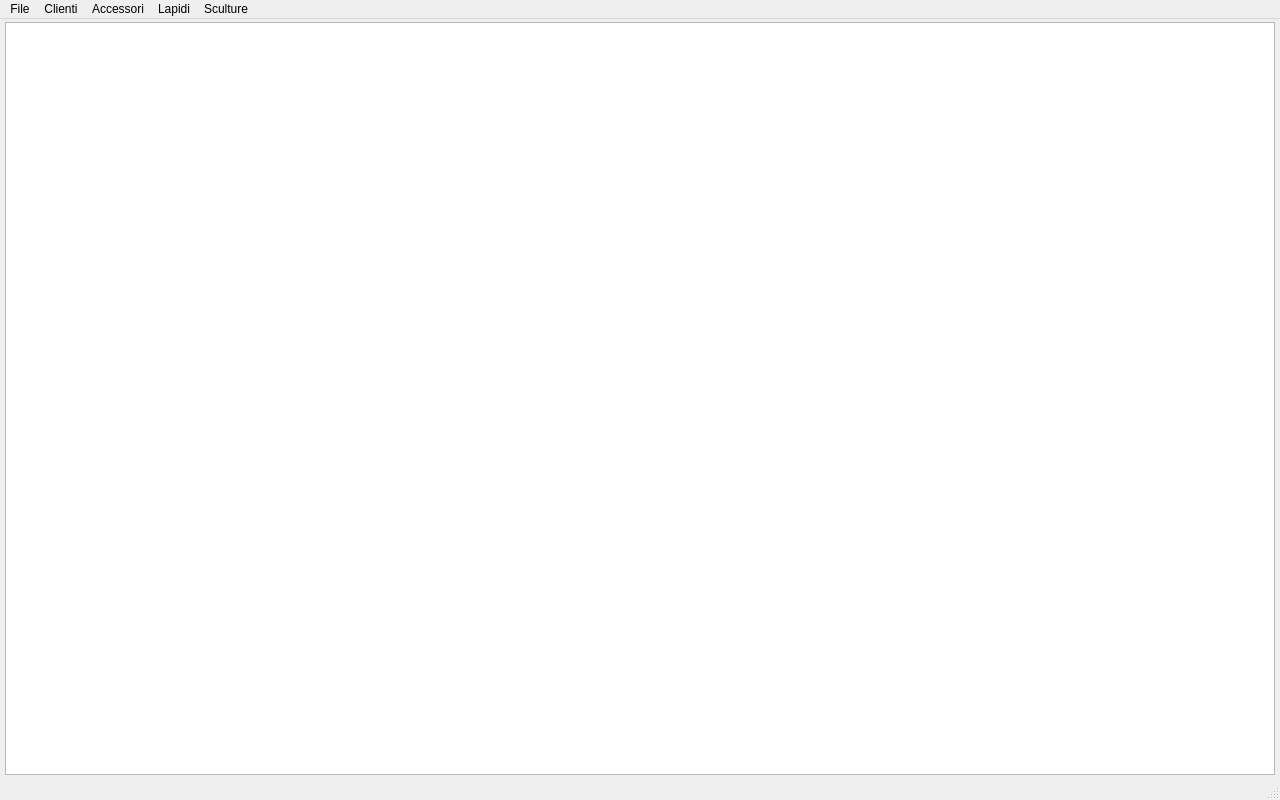
This is funeraria.ui in LuigiCaradonna/funeraria as Qt 5 draws it before an edit. The edited form follows.
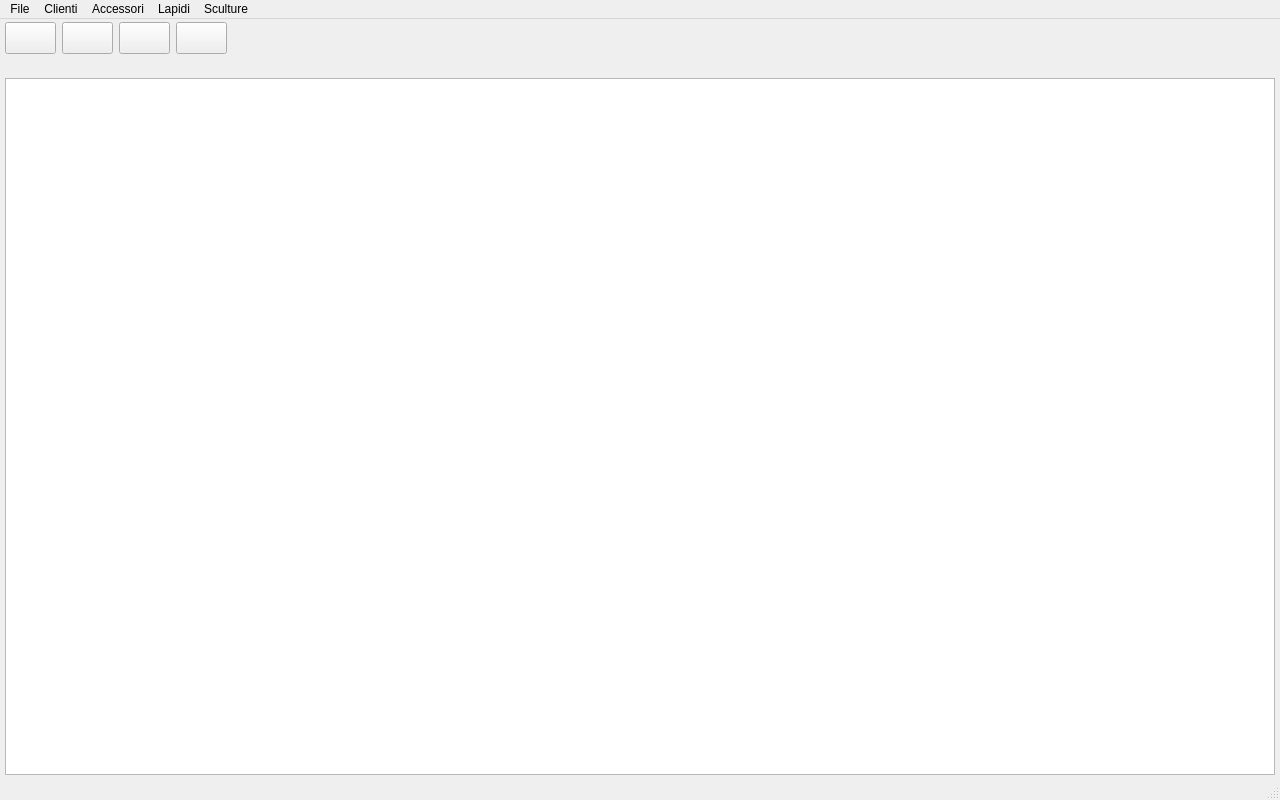
This is the edited form.

What changed in the file:
```diff
--- a/funeraria.ui
+++ b/funeraria.ui
@@ -45,7 +45,138 @@
        <number>3</number>
       </property>
       <item>
-       <layout class="QVBoxLayout" name="topBar"/>
+       <layout class="QHBoxLayout" name="quickAccessBar">
+        <item>
+         <widget class="QPushButton" name="btnReport">
+          <property name="minimumSize">
+           <size>
+            <width>0</width>
+            <height>32</height>
+           </size>
+          </property>
+          <property name="maximumSize">
+           <size>
+            <width>16777215</width>
+            <height>32</height>
+           </size>
+          </property>
+          <property name="font">
+           <font>
+            <pointsize>12</pointsize>
+           </font>
+          </property>
+          <property name="toolTip">
+           <string>Report</string>
+          </property>
+          <property name="text">
+           <string/>
+          </property>
+         </widget>
+        </item>
+        <item>
+         <widget class="QPushButton" name="btnToEngrave">
+          <property name="minimumSize">
+           <size>
+            <width>0</width>
+            <height>32</height>
+           </size>
+          </property>
+          <property name="maximumSize">
+           <size>
+            <width>16777215</width>
+            <height>32</height>
+           </size>
+          </property>
+          <property name="font">
+           <font>
+            <pointsize>12</pointsize>
+           </font>
+          </property>
+          <property name="toolTip">
+           <string>Da incidere</string>
+          </property>
+          <property name="text">
+           <string/>
+          </property>
+         </widget>
+        </item>
+        <item>
+         <widget class="QPushButton" name="btnSculptures">
+          <property name="minimumSize">
+           <size>
+            <width>0</width>
+            <height>32</height>
+           </size>
+          </property>
+          <property name="maximumSize">
+           <size>
+            <width>16777215</width>
+            <height>32</height>
+           </size>
+          </property>
+          <property name="font">
+           <font>
+            <pointsize>12</pointsize>
+           </font>
+          </property>
+          <property name="toolTip">
+           <string>Sculture</string>
+          </property>
+          <property name="text">
+           <string/>
+          </property>
+         </widget>
+        </item>
+        <item>
+         <widget class="QPushButton" name="btnNewTomb">
+          <property name="minimumSize">
+           <size>
+            <width>0</width>
+            <height>32</height>
+           </size>
+          </property>
+          <property name="maximumSize">
+           <size>
+            <width>16777215</width>
+            <height>32</height>
+           </size>
+          </property>
+          <property name="font">
+           <font>
+            <pointsize>12</pointsize>
+           </font>
+          </property>
+          <property name="toolTip">
+           <string>Nuova lapide</string>
+          </property>
+          <property name="text">
+           <string/>
+          </property>
+         </widget>
+        </item>
+        <item>
+         <spacer name="horizontalSpacer">
+          <property name="orientation">
+           <enum>Qt::Orientation::Horizontal</enum>
+          </property>
+          <property name="sizeHint" stdset="0">
+           <size>
+            <width>40</width>
+            <height>20</height>
+           </size>
+          </property>
+         </spacer>
+        </item>
+       </layout>
+      </item>
+      <item>
+       <widget class="QWidget" name="tombsTopBarWidget" native="true"/>
+      </item>
+      <item>
+       <widget class="QWidget" name="sculpturesTopBarWidget" native="true"/>
+      </item>
+      <item>
+       <widget class="QWidget" name="clientsTopBarWidget" native="true"/>
       </item>
       <item>
        <layout class="QHBoxLayout" name="mainHContainer">
```
